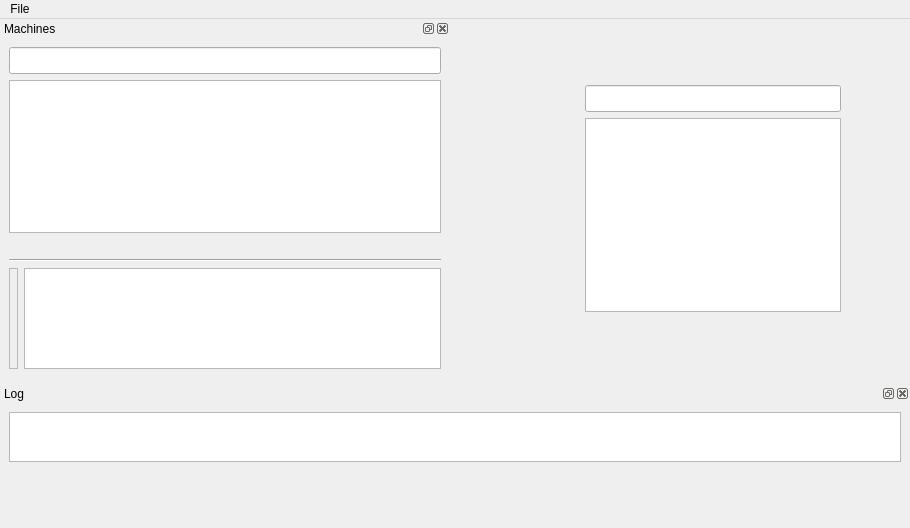
This is branches/src/UIMain.ui in pasnox/xmessgui as Qt 5 draws it before an edit. The edited form follows.
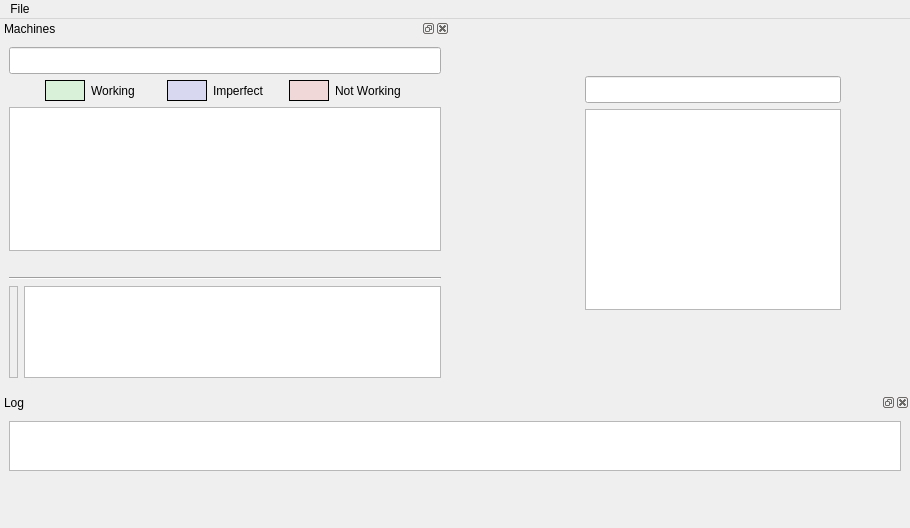
This is the edited form. Custom widgets are drawn as their Qt base class.

The edit to the form file:
```diff
--- a/branches/src/UIMain.ui
+++ b/branches/src/UIMain.ui
@@ -51,6 +51,9 @@
       <property name="itemsExpandable">
        <bool>false</bool>
       </property>
+      <property name="sortingEnabled">
+       <bool>true</bool>
+      </property>
       <property name="allColumnsShowFocus">
        <bool>true</bool>
       </property>
@@ -65,6 +68,9 @@
       </attribute>
      </widget>
     </item>
+    <item>
+     <widget class="QLabel" name="lTotalRoms"/>
+    </item>
    </layout>
   </widget>
   <widget class="QMenuBar" name="mbMenu">
@@ -151,7 +157,7 @@
        </property>
       </widget>
      </item>
-     <item row="1" column="0" colspan="2">
+     <item row="2" column="0" colspan="2">
       <widget class="QTreeView" name="tvMachines">
        <property name="alternatingRowColors">
         <bool>true</bool>
@@ -173,21 +179,21 @@
        </property>
       </widget>
      </item>
-     <item row="2" column="0" colspan="2">
-      <widget class="QLabel" name="lTotalMachines">
-       <property name="alignment">
-        <set>Qt::AlignCenter</set>
-       </property>
-      </widget>
-     </item>
      <item row="3" column="0" colspan="2">
+      <widget class="QLabel" name="lTotalMachines">
+       <property name="alignment">
+        <set>Qt::AlignCenter</set>
+       </property>
+      </widget>
+     </item>
+     <item row="4" column="0" colspan="2">
       <widget class="Line" name="line">
        <property name="orientation">
         <enum>Qt::Horizontal</enum>
        </property>
       </widget>
      </item>
-     <item row="4" column="0">
+     <item row="5" column="0">
       <widget class="QLabel" name="lMachineIcon">
        <property name="maximumSize">
         <size>
@@ -209,7 +215,7 @@
        </property>
       </widget>
      </item>
-     <item row="4" column="1">
+     <item row="5" column="1">
       <widget class="QTextEdit" name="teMachineInfos">
        <property name="maximumSize">
         <size>
@@ -236,6 +242,333 @@
        </property>
       </widget>
      </item>
+     <item row="1" column="0" colspan="2">
+      <layout class="QHBoxLayout" name="horizontalLayout">
+       <item>
+        <spacer name="horizontalSpacer">
+         <property name="orientation">
+          <enum>Qt::Horizontal</enum>
+         </property>
+         <property name="sizeHint" stdset="0">
+          <size>
+           <width>40</width>
+           <height>20</height>
+          </size>
+         </property>
+        </spacer>
+       </item>
+       <item>
+        <widget class="QLabel" name="lColorWorking">
+         <property name="minimumSize">
+          <size>
+           <width>40</width>
+           <height>21</height>
+          </size>
+         </property>
+         <property name="maximumSize">
+          <size>
+           <width>40</width>
+           <height>21</height>
+          </size>
+         </property>
+         <property name="palette">
+          <palette>
+           <active>
+            <colorrole role="Base">
+             <brush brushstyle="SolidPattern">
+              <color alpha="255">
+               <red>255</red>
+               <green>255</green>
+               <blue>255</blue>
+              </color>
+             </brush>
+            </colorrole>
+            <colorrole role="Window">
+             <brush brushstyle="SolidPattern">
+              <color alpha="25">
+               <red>0</red>
+               <green>255</green>
+               <blue>0</blue>
+              </color>
+             </brush>
+            </colorrole>
+           </active>
+           <inactive>
+            <colorrole role="Base">
+             <brush brushstyle="SolidPattern">
+              <color alpha="255">
+               <red>255</red>
+               <green>255</green>
+               <blue>255</blue>
+              </color>
+             </brush>
+            </colorrole>
+            <colorrole role="Window">
+             <brush brushstyle="SolidPattern">
+              <color alpha="25">
+               <red>0</red>
+               <green>255</green>
+               <blue>0</blue>
+              </color>
+             </brush>
+            </colorrole>
+           </inactive>
+           <disabled>
+            <colorrole role="Base">
+             <brush brushstyle="SolidPattern">
+              <color alpha="25">
+               <red>0</red>
+               <green>255</green>
+               <blue>0</blue>
+              </color>
+             </brush>
+            </colorrole>
+            <colorrole role="Window">
+             <brush brushstyle="SolidPattern">
+              <color alpha="25">
+               <red>0</red>
+               <green>255</green>
+               <blue>0</blue>
+              </color>
+             </brush>
+            </colorrole>
+           </disabled>
+          </palette>
+         </property>
+         <property name="autoFillBackground">
+          <bool>true</bool>
+         </property>
+         <property name="frameShape">
+          <enum>QFrame::Box</enum>
+         </property>
+        </widget>
+       </item>
+       <item>
+        <widget class="QLabel" name="lWorking">
+         <property name="minimumSize">
+          <size>
+           <width>70</width>
+           <height>0</height>
+          </size>
+         </property>
+         <property name="text">
+          <string>Working</string>
+         </property>
+        </widget>
+       </item>
+       <item>
+        <widget class="QLabel" name="lColorImperfect">
+         <property name="minimumSize">
+          <size>
+           <width>40</width>
+           <height>21</height>
+          </size>
+         </property>
+         <property name="maximumSize">
+          <size>
+           <width>40</width>
+           <height>21</height>
+          </size>
+         </property>
+         <property name="palette">
+          <palette>
+           <active>
+            <colorrole role="Base">
+             <brush brushstyle="SolidPattern">
+              <color alpha="255">
+               <red>255</red>
+               <green>255</green>
+               <blue>255</blue>
+              </color>
+             </brush>
+            </colorrole>
+            <colorrole role="Window">
+             <brush brushstyle="SolidPattern">
+              <color alpha="25">
+               <red>0</red>
+               <green>0</green>
+               <blue>255</blue>
+              </color>
+             </brush>
+            </colorrole>
+           </active>
+           <inactive>
+            <colorrole role="Base">
+             <brush brushstyle="SolidPattern">
+              <color alpha="255">
+               <red>255</red>
+               <green>255</green>
+               <blue>255</blue>
+              </color>
+             </brush>
+            </colorrole>
+            <colorrole role="Window">
+             <brush brushstyle="SolidPattern">
+              <color alpha="25">
+               <red>0</red>
+               <green>0</green>
+               <blue>255</blue>
+              </color>
+             </brush>
+            </colorrole>
+           </inactive>
+           <disabled>
+            <colorrole role="Base">
+             <brush brushstyle="SolidPattern">
+              <color alpha="25">
+               <red>0</red>
+               <green>0</green>
+               <blue>255</blue>
+              </color>
+             </brush>
+            </colorrole>
+            <colorrole role="Window">
+             <brush brushstyle="SolidPattern">
+              <color alpha="25">
+               <red>0</red>
+               <green>0</green>
+               <blue>255</blue>
+              </color>
+             </brush>
+            </colorrole>
+           </disabled>
+          </palette>
+         </property>
+         <property name="autoFillBackground">
+          <bool>true</bool>
+         </property>
+         <property name="frameShape">
+          <enum>QFrame::Box</enum>
+         </property>
+        </widget>
+       </item>
+       <item>
+        <widget class="QLabel" name="lImperfect">
+         <property name="minimumSize">
+          <size>
+           <width>70</width>
+           <height>0</height>
+          </size>
+         </property>
+         <property name="text">
+          <string>Imperfect</string>
+         </property>
+        </widget>
+       </item>
+       <item>
+        <widget class="QLabel" name="lColorNotWorking">
+         <property name="minimumSize">
+          <size>
+           <width>40</width>
+           <height>21</height>
+          </size>
+         </property>
+         <property name="maximumSize">
+          <size>
+           <width>40</width>
+           <height>21</height>
+          </size>
+         </property>
+         <property name="palette">
+          <palette>
+           <active>
+            <colorrole role="Base">
+             <brush brushstyle="SolidPattern">
+              <color alpha="255">
+               <red>255</red>
+               <green>255</green>
+               <blue>255</blue>
+              </color>
+             </brush>
+            </colorrole>
+            <colorrole role="Window">
+             <brush brushstyle="SolidPattern">
+              <color alpha="25">
+               <red>255</red>
+               <green>0</green>
+               <blue>0</blue>
+              </color>
+             </brush>
+            </colorrole>
+           </active>
+           <inactive>
+            <colorrole role="Base">
+             <brush brushstyle="SolidPattern">
+              <color alpha="255">
+               <red>255</red>
+               <green>255</green>
+               <blue>255</blue>
+              </color>
+             </brush>
+            </colorrole>
+            <colorrole role="Window">
+             <brush brushstyle="SolidPattern">
+              <color alpha="25">
+               <red>255</red>
+               <green>0</green>
+               <blue>0</blue>
+              </color>
+             </brush>
+            </colorrole>
+           </inactive>
+           <disabled>
+            <colorrole role="Base">
+             <brush brushstyle="SolidPattern">
+              <color alpha="25">
+               <red>255</red>
+               <green>0</green>
+               <blue>0</blue>
+              </color>
+             </brush>
+            </colorrole>
+            <colorrole role="Window">
+             <brush brushstyle="SolidPattern">
+              <color alpha="25">
+               <red>255</red>
+               <green>0</green>
+               <blue>0</blue>
+              </color>
+             </brush>
+            </colorrole>
+           </disabled>
+          </palette>
+         </property>
+         <property name="autoFillBackground">
+          <bool>true</bool>
+         </property>
+         <property name="frameShape">
+          <enum>QFrame::Box</enum>
+         </property>
+        </widget>
+       </item>
+       <item>
+        <widget class="QLabel" name="lNotWorking">
+         <property name="minimumSize">
+          <size>
+           <width>70</width>
+           <height>0</height>
+          </size>
+         </property>
+         <property name="text">
+          <string>Not Working</string>
+         </property>
+        </widget>
+       </item>
+       <item>
+        <spacer name="horizontalSpacer_2">
+         <property name="orientation">
+          <enum>Qt::Horizontal</enum>
+         </property>
+         <property name="sizeHint" stdset="0">
+          <size>
+           <width>40</width>
+           <height>20</height>
+          </size>
+         </property>
+        </spacer>
+       </item>
+      </layout>
+     </item>
     </layout>
    </widget>
   </widget>
```
